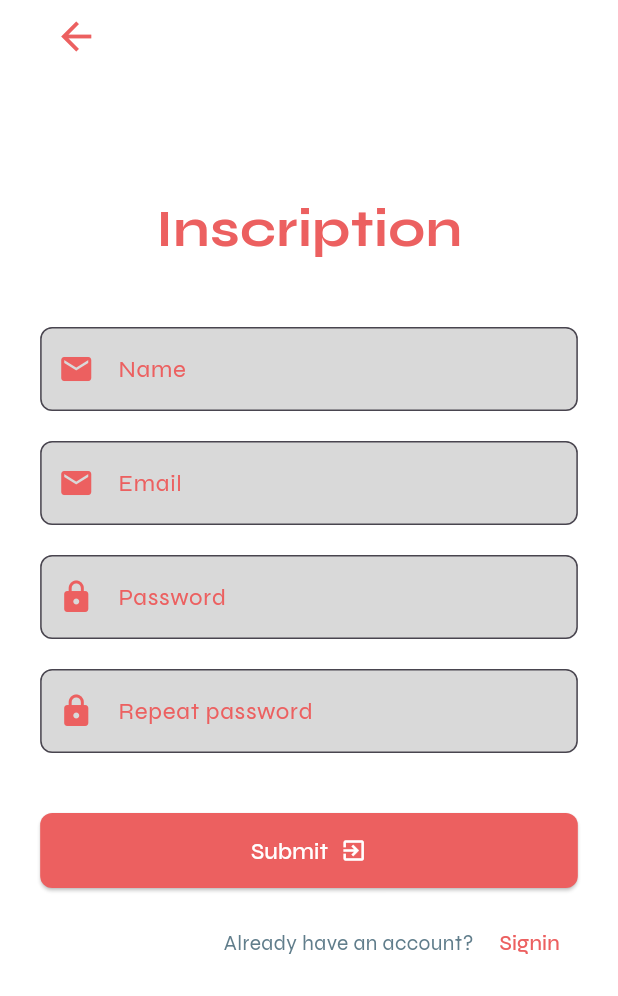
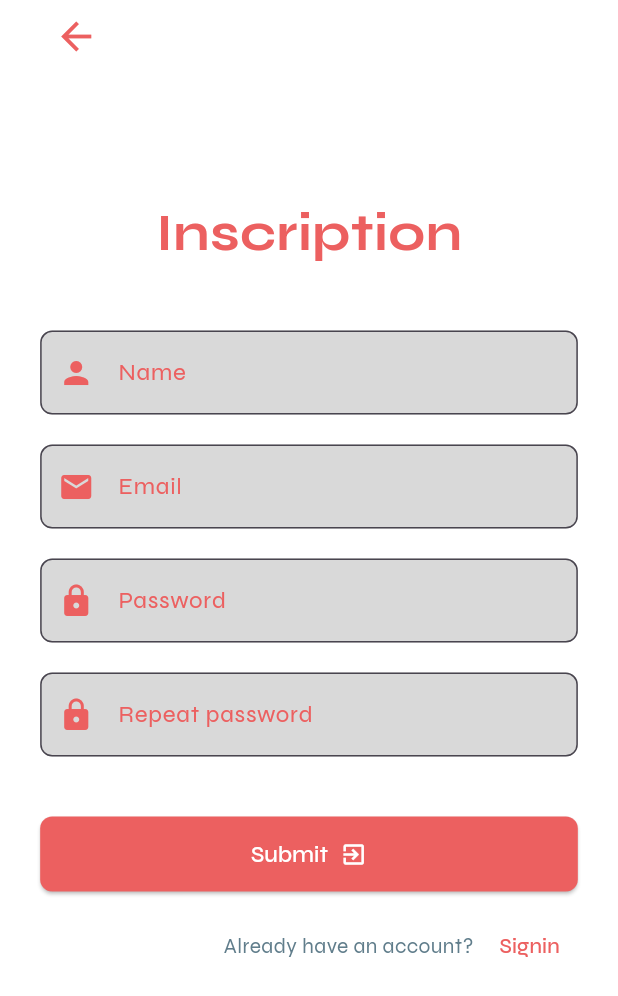
Before and after one commit to sikatikenmogne/WeConnect-IUI-mobile, a Flutter app: the SignupPage screen opened by its route, on a phone screen of 412 x 824 dp. Shown: the top 996 px of the screen. Run offline on Flutter 3.47's test engine with Material 3 defaults, Android fonts, the light colour scheme and no system bars; our stand-ins replace flutter_chat_types, flutter_chat_ui, flutter_dotenv, get, package_info_plus, shared_preferences and 2 more; accounts and stored records are empty; generated files the repository leaves out were written again.

Commit message:
feat: update sigin, signup(settings mapping to supabase), settings init
exit

```diff
--- a/lib/src/routes/routes.dart
+++ b/lib/src/routes/routes.dart
@@ -19,7 +19,7 @@ class Routes {
   static const String sampleItemList = '/sampleItemList';
   static const String chatHome = '/chat';
   static const String chatMessage = '/chat/chat_message';
-  static const String about = '/avout';
+  static const String about = '/about';
 
 
   static Map<String, WidgetBuilder> getRoutes() {
--- a/lib/src/view/pages/login/signupPage.dart
+++ b/lib/src/view/pages/login/signupPage.dart
@@ -1,7 +1,9 @@
 import 'package:flutter/material.dart';
+import 'package:get/get.dart';
 import 'package:shared_preferences/shared_preferences.dart';
 import 'package:supabase/supabase.dart';
 import 'package:we_connect_iui_mobile/main.dart';
+import 'package:we_connect_iui_mobile/src/model/setting_model.dart';
 import 'package:we_connect_iui_mobile/src/routes/app_routes.dart';
 import 'package:we_connect_iui_mobile/src/view/pages/login/loginPage.dart';
 
@@ -104,8 +106,20 @@ class _SignupPageState extends State<SignupPage> {
           await supabaseClient.auth.signUp(email: email, password: password);
 
       if (response.user != null) {
+        final _settings = Settings();
+        final newUser = {
+          "id": response.user!.id,
+          "firstname": nameController.text,
+          "email": response.user!.email,
+          "settingsid": _settings.id,
+          "roleid": 3
+        };
+
+        await supabaseClient
+          .from("users")
+          .insert(newUser);
+
         print('Sign-up successful');
-
         ScaffoldMessenger.of(context).showSnackBar(
           SnackBar(
               content: Text(
@@ -141,7 +155,8 @@ class _SignupPageState extends State<SignupPage> {
 
     return Scaffold(
       backgroundColor: AppColor.white,
-      body: Center(
+      body: SingleChildScrollView(
+        child: Center(
           child: Column(
             mainAxisAlignment: MainAxisAlignment.center,
             children: [
@@ -167,7 +182,7 @@ class _SignupPageState extends State<SignupPage> {
                 ),
               ),
 
-            const SizedBox(height: 80),
+              SizedBox(height: screenWidth*.2),
               // Login title
               const Text(
                 'Inscription',
@@ -202,7 +217,7 @@ class _SignupPageState extends State<SignupPage> {
                             borderRadius: BorderRadius.all(Radius.circular(8)),
                           ),
                           prefixIcon: Icon(
-                          Icons.email,
+                            Icons.person,
                             color: AppColor.primary,
                           ),
                           filled: true,
@@ -380,7 +395,9 @@ class _SignupPageState extends State<SignupPage> {
                                   MaterialPageRoute(
                                       builder: (context) => LoginPage()));
                             },
-                          child: const Text(
+                            child: InkWell(
+                              onTap: () => Navigator.pushNamed(context, AppRoutes.login),
+                              child: Text(
                                 "Signin",
                                 style: TextStyle(
                                   color: AppColor.primary,
@@ -388,17 +405,19 @@ class _SignupPageState extends State<SignupPage> {
                                 ),
                               ),
                             ),
+                          ),
                         ],
                       ),
                     ),
 
-                  const SizedBox(height: 200)
+                    SizedBox(height: screenWidth*.3)
                   ],
                 ),
               ),
             ],
           ),
         ),
+      ),
     );
   }
 }
```
Also changed, not shown: lib/src/view/pages/login/loginPage.dart (+8 -5 lines), lib/src/view/pages/settings/settings_page.dart (+14 -0 lines). Lines whose indentation alone changed are shown as unchanged.
